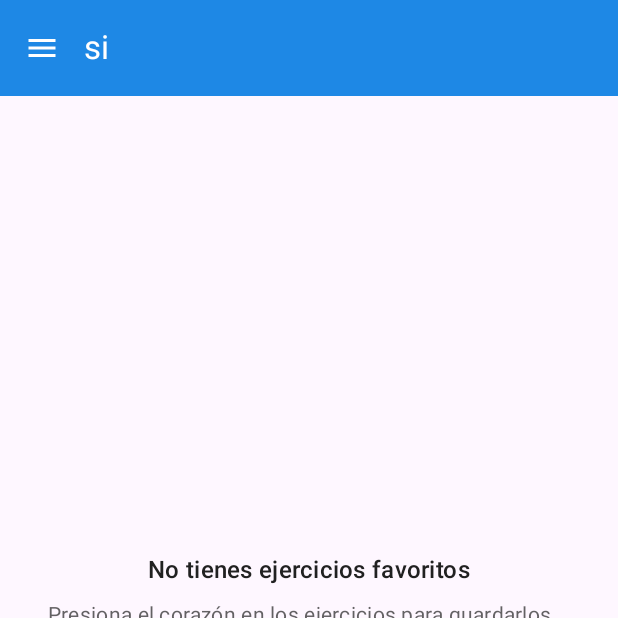
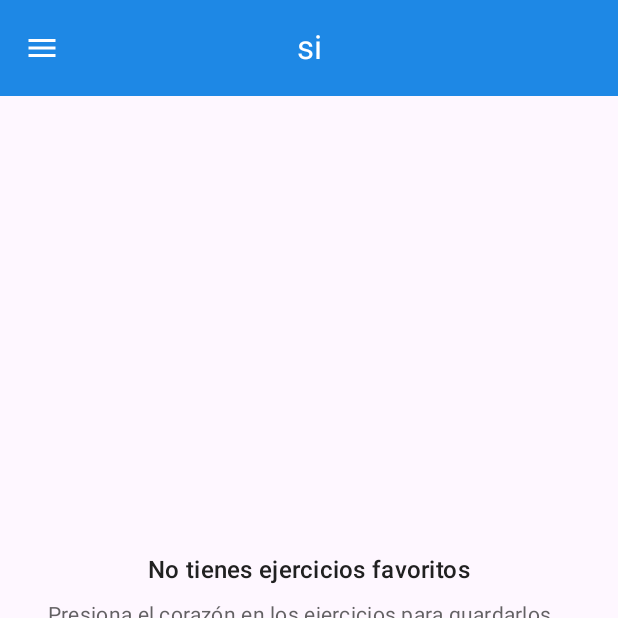
Before and after one commit to jesus2419/GYM-Android, an Android app built with Jetpack Compose: the screen it shows after launch (MainActivity), item 2 of the bottom bar chosen, on a phone screen of 412 x 824 dp, the top half of it. Run offline under Robolectric (Android 15) with nearby library versions, the phone set to English and light mode, and no system bars; pictures from the network do not load.

Commit message:
estetica de los top appbar

```diff
--- a/app/src/main/java/com/example/gymandroid/model/Data.kt
+++ b/app/src/main/java/com/example/gymandroid/model/Data.kt
@@ -51,133 +51,6 @@ data class Category(
     val exercises: List<Exercise>
 )
 
-/*
-val dummyCategories = listOf(
-    Category(
-        name = "Pecho",
-        exercises = listOf(
-            Exercise(
-                id = 1,
-                title = "Press de Banca 1",
-                muscle = "Pectoral",
-                repsOrTime = "4x12",
-                imageUrl = "https://www.projectcubicle.com/wp-content/uploads/2024/03/SQL-Developers.png"
-            ),
-            Exercise(
-                id = 2,
-                title = "Press de Banca 2",
-                muscle = "Pectoral",
-                repsOrTime = "4x12",
-                imageUrl = "https://www.projectcubicle.com/wp-content/uploads/2024/03/SQL-Developers.png"
-            ),
-            Exercise(
-                id = 3,
-                title = "Press de Banca 3",
-                muscle = "Pectoral",
-                repsOrTime = "4x12",
-                imageUrl = "https://www.projectcubicle.com/wp-content/uploads/2024/03/SQL-Developers.png"
-            )
-        )
-
-    ),
-    Category(
-        name = "Piernas",
-        exercises = listOf(
-            Exercise(
-                id = 4,
-                title = "Sentadilla 4",
-                muscle = "Cuádriceps",
-                repsOrTime = "3x15"
-
-            ),
-            Exercise(
-                id = 5,
-                title = "Sentadilla 5",
-                muscle = "Cuádriceps",
-                repsOrTime = "3x15"
-
-            ),
-            Exercise(
-                id = 6,
-                title = "Sentadilla 6",
-                muscle = "Cuádriceps",
-                repsOrTime = "3x15"
-
-            )
-
-        )
-    ),
-    Category(
-        name = "Espalda",
-        exercises = listOf(
-            Exercise(
-                id = 7,
-                title = "Peso Muerto 7",
-                muscle = "Espalda baja",
-                repsOrTime = "3x10"
-            ),
-            Exercise(
-                id = 8,
-                title = "Peso Muerto 8",
-                muscle = "Espalda baja",
-                repsOrTime = "3x10"
-            ),
-            Exercise(
-                id = 9,
-                title = "Peso Muerto 9",
-                muscle = "Espalda baja",
-                repsOrTime = "3x10"
-            )
-        )
-    )
-)
-
-
- */
-
-
-/*
-val dummyCategories = listOf(
-    Category(
-        name = "Pecho",
-        exercises = List(5) { i ->
-            Exercise(
-                id = i,
-                title = "Press de Banca $i",
-                muscle = "Pectoral",
-                repsOrTime = "4x12",
-                imageUrl = "https://www.projectcubicle.com/wp-content/uploads/2024/03/SQL-Developers.png"
-            )
-        }
-    ),
-    Category(
-        name = "Piernas",
-        exercises = List(5) { i ->
-            Exercise(
-                id = i,
-                title = "Sentadilla $i",
-                muscle = "Cuádriceps",
-                repsOrTime = "3x15"
-
-            )
-        }
-    ),
-    Category(
-        name = "Espalda",
-        exercises = List(5) { i ->
-            Exercise(
-                id = i,
-                title = "Peso Muerto $i",
-                muscle = "Espalda baja",
-                repsOrTime = "3x10"
-            )
-        }
-    )
-)
-
-
-
- */
 
 
 
--- a/app/src/main/java/com/example/gymandroid/view/ExcersiceScreen.kt
+++ b/app/src/main/java/com/example/gymandroid/view/ExcersiceScreen.kt
@@ -33,6 +33,7 @@ import androidx.compose.material3.IconButton
 import androidx.compose.material3.MaterialTheme
 import androidx.compose.material3.Scaffold
 import androidx.compose.material3.Text
+import androidx.compose.material3.TopAppBar
 import androidx.compose.material3.TopAppBarDefaults
 import androidx.compose.runtime.Composable
 import androidx.compose.runtime.collectAsState
@@ -92,22 +93,18 @@ fun ExerciseDetailScreen(
 
     Scaffold(
         topBar = {
-            CenterAlignedTopAppBar(
+            TopAppBar(
                 title = { Text(exercise.title) },
                 navigationIcon = {
                     IconButton(onClick = { navController.popBackStack() }) {
                         Icon(
                             imageVector = Icons.Default.ArrowBack,
                             contentDescription = "Volver",
-                            tint = Color.White
+                            tint = Color.Gray
                         )
                     }
-                },
-                colors = TopAppBarDefaults.centerAlignedTopAppBarColors(
-                    containerColor = AppTheme.PrimaryColor,
-                    titleContentColor = Color.White,
-                    navigationIconContentColor = Color.White
-                )
+                }
+
             )
         },
         floatingActionButton = {
@@ -130,20 +127,7 @@ fun ExerciseDetailScreen(
                 .padding(innerPadding)
                 .verticalScroll(rememberScrollState())
         ) {
-            // Imagen de portada
-            /*
-            if (exercise.imageUrl == "") {
-                Image(
-                    painter = rememberAsyncImagePainter(exercise.imageUrl),
-                    contentDescription = exercise.title,
-                    contentScale = ContentScale.Crop,
-                    modifier = Modifier
-                        .fillMaxWidth()
-                        .height(250.dp)
-                )
-            }
 
-             */
             Image(
                 painter = rememberAsyncImagePainter(exercise.imageUrl),
                 contentDescription = exercise.title,
--- a/app/src/main/java/com/example/gymandroid/view/mainScreen.kt
+++ b/app/src/main/java/com/example/gymandroid/view/mainScreen.kt
@@ -61,7 +61,7 @@ fun MainScreen() {
 
         Scaffold(
             topBar = {
-                TopAppBar(
+                CenterAlignedTopAppBar(
                     title = { Text(text = "si") },
                     navigationIcon = {
                         IconButton(
@@ -113,13 +113,6 @@ fun MainScreen() {
                     FavoritesScreen(navController)
                 }
 
-                // Pantalla de Entrenadores con su propia navegación interna
-                /*
-                composable(BottomNavItem.Trainers.route) {
-                    TrainersNavHost(navController) // Nuevo NavHost anidado para entrenadores
-                }
-
-                */
 
                 composable(BottomNavItem.Trainers.route) {
                     TrainersScreen(
@@ -162,34 +155,8 @@ fun MainScreen() {
     }
 }
 
-@Composable
-fun PlaceholderScreen(x0: String) {
 
-}
 
-// Nuevo NavHost específico para la sección de entrenadores
-@Composable
-fun TrainersNavHost(navController1: NavController) {
-    val navController = rememberNavController()
-
-    NavHost(
-        navController = navController,
-        startDestination = "trainersList"
-    ) {
-        composable("trainersList") {
-            TrainersScreen(
-                onTrainerClick = { trainerId ->
-                    navController.navigate("trainerDetails/$trainerId")
-                }
-            )
-        }
-
-        composable("trainerDetails/{trainerId}") { backStackEntry ->
-            val trainerId = backStackEntry.arguments?.getString("trainerId")?.toIntOrNull() ?: 0
-            TrainerDetailScreen(trainerId = trainerId, navController1)
-        }
-    }
-}
 
 // Actualiza tu data class BottomNavItem para incluir rutas
 sealed class BottomNavItem(
```
